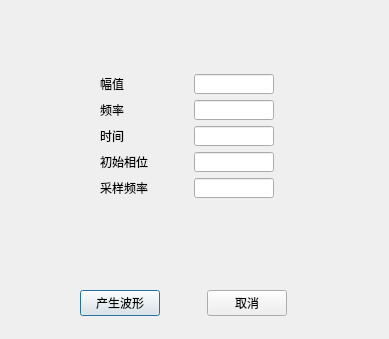
Above: sinewave.ui from JJXiangJiaoJun/my_popwil before the change. Below: the same form after it.
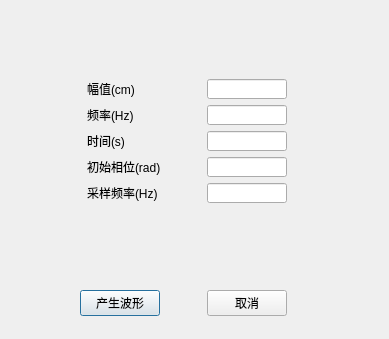
That is the form after the change. Icons and pictures are not drawn.

Diff of the .ui file:
```diff
--- a/sinewave.ui
+++ b/sinewave.ui
@@ -23,13 +23,13 @@
    <iconset resource="assets.qrc">
     <normaloff>:/my_icon/Ressources/48/46.png</normaloff>:/my_icon/Ressources/48/46.png</iconset>
   </property>
-  <widget class="QWidget" name="">
+  <widget class="QWidget" name="layoutWidget">
    <property name="geometry">
     <rect>
      <x>11</x>
      <y>11</y>
      <width>351</width>
-     <height>251</height>
+     <height>261</height>
     </rect>
    </property>
    <layout class="QGridLayout" name="gridLayout_2">
@@ -56,7 +56,7 @@
         <item>
          <widget class="QLabel" name="label">
           <property name="text">
-           <string>幅值</string>
+           <string>幅值(cm)</string>
           </property>
          </widget>
         </item>
@@ -90,7 +90,7 @@
         <item>
          <widget class="QLabel" name="label_2">
           <property name="text">
-           <string>频率</string>
+           <string>频率(Hz)</string>
           </property>
          </widget>
         </item>
@@ -124,7 +124,7 @@
         <item>
          <widget class="QLabel" name="label_3">
           <property name="text">
-           <string>时间</string>
+           <string>时间(s)</string>
           </property>
          </widget>
         </item>
@@ -158,7 +158,7 @@
         <item>
          <widget class="QLabel" name="label_4">
           <property name="text">
-           <string>初始相位</string>
+           <string>初始相位(rad)</string>
           </property>
          </widget>
         </item>
@@ -192,7 +192,7 @@
         <item>
          <widget class="QLabel" name="label_5">
           <property name="text">
-           <string>采样频率</string>
+           <string>采样频率(Hz)</string>
           </property>
          </widget>
         </item>
@@ -238,7 +238,7 @@
     </item>
    </layout>
   </widget>
-  <widget class="QWidget" name="">
+  <widget class="QWidget" name="layoutWidget">
    <property name="geometry">
     <rect>
      <x>80</x>
```
Left out of the diff: 30 changed lines with no effect on the pictures.
